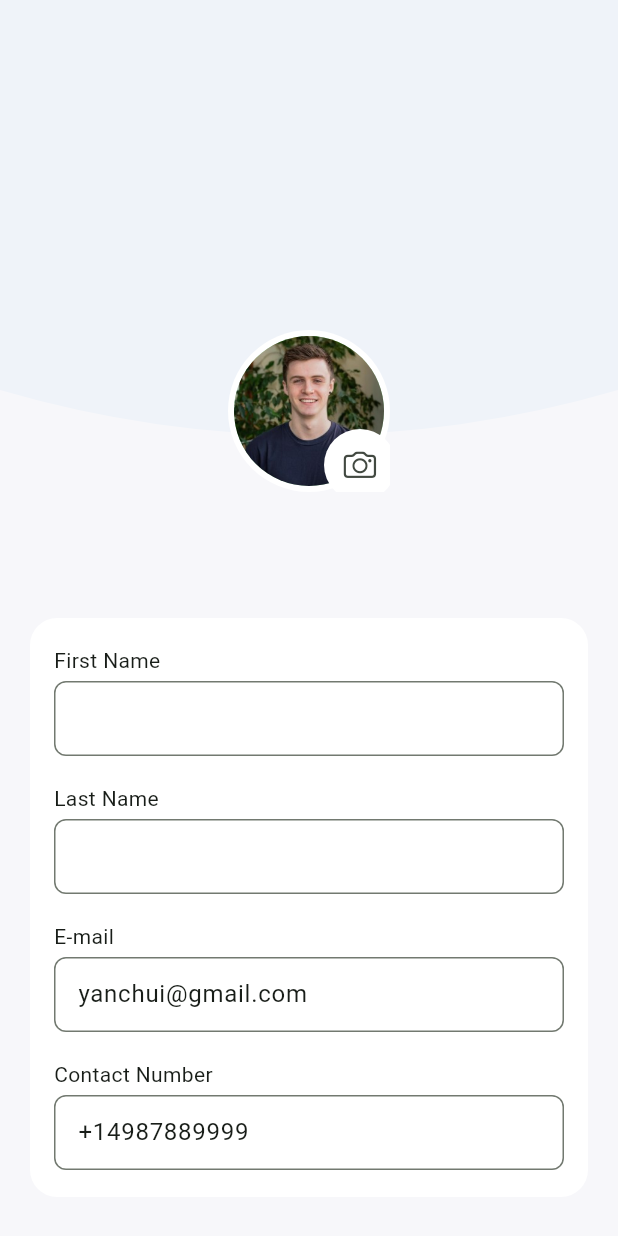
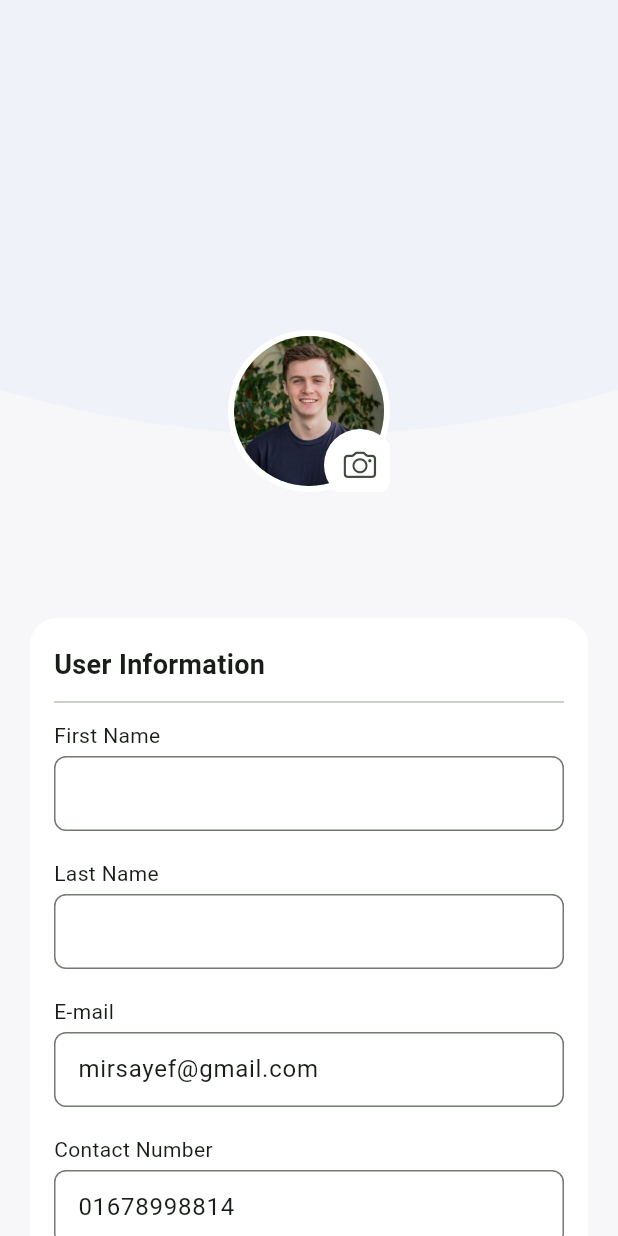
Before and after one commit to saiefadnan/Neighborly, a Flutter app: the EditInfosPage screen opened directly, on a phone screen of 412 x 824 dp. Run offline on Flutter 3.47's test engine with Material 3 defaults, Android fonts, the phone set to English and light mode, and no system bars; our stand-ins replace curved_navigation_bar, flutter_keyboard_visibility, flutter_riverpod, font_awesome_flutter, geocoding, go_router and 8 more.

Commit message:
Finalizing(2)

```diff
--- a/neighborly/lib/pages/EditInfosPage.dart
+++ b/neighborly/lib/pages/EditInfosPage.dart
@@ -100,9 +100,9 @@
 }
 
 class _EditInfosPageState extends State<EditInfosPage> {
-  final _usernameController = TextEditingController(text: "yANCHUI");
-  final _emailController = TextEditingController(text: "yanchui@gmail.com");
-  final _phoneController = TextEditingController(text: "+14987889999");
+  final _usernameController = TextEditingController(text: "Mir Sayef");
+  final _emailController = TextEditingController(text: "mirsayef@gmail.com");
+  final _phoneController = TextEditingController(text: "01678998814");
   final _passwordController = TextEditingController(text: "evFTbyVVCd");
 
   @override
@@ -138,6 +138,7 @@
                 crossAxisAlignment: CrossAxisAlignment.stretch,
                 children: [
                   // Card 1: Names, Email, Contact
+                  // Card 1: User Information, Names, Email, Contact
                   Card(
                     shape: RoundedRectangleBorder(
                       borderRadius: BorderRadius.circular(18),
@@ -152,8 +153,17 @@
                       child: Column(
                         crossAxisAlignment: CrossAxisAlignment.stretch,
                         children: [
+                          const Text(
+                            "User Information",
+                            style: TextStyle(
+                              fontSize: 18,
+                              fontWeight: FontWeight.bold,
+                            ),
+                          ),
+                          const Divider(thickness: 1.1, height: 24),
                           const Text("First Name"),
                           const SizedBox(height: 4),
+                          // ...rest
                           TextField(
                             decoration: InputDecoration(
                               border: OutlineInputBorder(
--- a/neighborly/lib/pages/profile.dart
+++ b/neighborly/lib/pages/profile.dart
@@ -178,8 +178,8 @@
                                         decoration: BoxDecoration(
                                           gradient: const LinearGradient(
                                             colors: [
-                                              Color(0xFFFFD966),
-                                              Color(0xFFFFE9A7),
+                                              Color(0xFFF3B14E),
+                                              Color(0xFFFFCE51),
                                             ],
                                             begin: Alignment.centerLeft,
                                             end: Alignment.centerRight,
--- a/neighborly/lib/pages/statistics.dart
+++ b/neighborly/lib/pages/statistics.dart
@@ -42,7 +42,7 @@
               _statCard(
                 iconPath: 'assets/images/map-marker.png',
                 iconData: null,
-                label: '86%',
+                label: '2 km',
                 subLabel: 'Help Range\nRadius',
               ),
             ],
```
